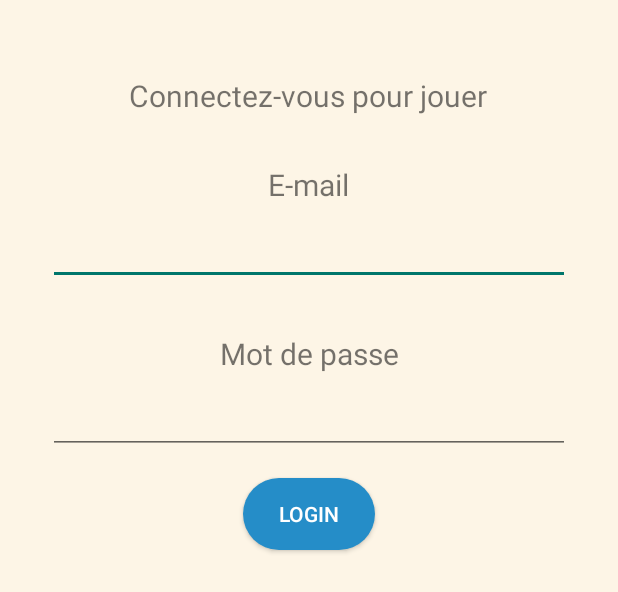
After one commit to stevenliatti/quiz, an Android app: the layout fragment_login.xml on its own in the app's theme, with its tools: preview values and no code run, on a phone screen of 412 x 824 dp. The commit adds this screen. Shown: the top 592 px of the screen. Run offline under Robolectric (Android 15) with nearby library versions, the phone set to English and light mode, and no system bars; network calls fail.

Commit message:
begin login android app #24

```diff
--- a/src/android/YourQuiz/app/src/main/java/hepia/ch/yourquiz/MainActivity.java
+++ b/src/android/YourQuiz/app/src/main/java/hepia/ch/yourquiz/MainActivity.java
@@ -14,7 +14,7 @@ import android.support.v7.widget.Toolbar;
 import android.view.Menu;
 import android.view.MenuItem;
 
-import hepia.ch.yourquiz.fragments.OtherFragment;
+import hepia.ch.yourquiz.fragments.LoginFragment;
 import hepia.ch.yourquiz.fragments.QuizListFragment;
 
 public class MainActivity extends AppCompatActivity
@@ -109,7 +109,7 @@ public class MainActivity extends AppCompatActivity
                     newFragment = new QuizListFragment();
                     break;
                 case R.id.nav_login:
-                    newFragment = new OtherFragment();
+                    newFragment = new LoginFragment();
                     break;
                 default:
                     return false;
--- /dev/null
+++ b/src/android/YourQuiz/app/src/main/java/hepia/ch/yourquiz/acount/Login.java
@@ -0,0 +1,5 @@
+package hepia.ch.yourquiz.acount;
+
+public class Login {
+
+}
--- /dev/null
+++ b/src/android/YourQuiz/app/src/main/java/hepia/ch/yourquiz/fragments/LoginFragment.java
@@ -0,0 +1,18 @@
+package hepia.ch.yourquiz.fragments;
+
+import android.app.Fragment;
+import android.os.Bundle;
+import android.support.annotation.Nullable;
+import android.view.LayoutInflater;
+import android.view.View;
+import android.view.ViewGroup;
+
+import hepia.ch.yourquiz.R;
+
+public class LoginFragment extends Fragment {
+    @Nullable
+    @Override
+    public View onCreateView(LayoutInflater inflater, @Nullable ViewGroup container, Bundle savedInstanceState) {
+        return inflater.inflate(R.layout.fragment_login, container, false);
+    }
+}
--- a/src/android/YourQuiz/app/src/main/java/hepia/ch/yourquiz/fragments/OtherFragment.java
+++ /dev/null
@@ -1,27 +0,0 @@
-package hepia.ch.yourquiz.fragments;
-
-import android.app.Fragment;
-import android.app.FragmentManager;
-import android.os.Bundle;
-import android.support.annotation.Nullable;
-import android.view.LayoutInflater;
-import android.view.View;
-import android.view.ViewGroup;
-
-import org.apmem.tools.layouts.FlowLayout;
-
-import hepia.ch.yourquiz.R;
-
-public class OtherFragment extends Fragment {
-    @Nullable
-    @Override
-    public View onCreateView(LayoutInflater inflater, @Nullable ViewGroup container, Bundle savedInstanceState) {
-//        return
-//        FlowLayout flowLayout = container.findViewById(R.id.myFlowLayout);
-        FragmentManager fragmentManager = getFragmentManager();
-        fragmentManager.beginTransaction()
-                .add(R.id.myFlowLayout, new QuizElementFragment())
-                .commit();
-        return inflater.inflate(R.layout.fragment_other, container, false);
-    }
-}
--- a/src/android/YourQuiz/app/src/main/res/drawable/button_participate_rounded_corners.xml
+++ b/src/android/YourQuiz/app/src/main/res/drawable/button_login_rounded.xml
@@ -3,14 +3,14 @@
     <item
         android:state_pressed="true">
         <shape android:shape="rectangle">
-            <solid android:color="#90ccc7"/>
+            <solid android:color="#7BBADD"/>
             <stroke android:color="#00ffffff"/>
             <corners android:radius="30dp" />
         </shape>
     </item>
     <item>
         <shape android:shape="rectangle">
-            <solid android:color="#f1f1f1"/>
+            <solid android:color="#258dc8"/>
             <stroke android:color="#00ffffff"/>
             <corners android:radius="30dp" />
         </shape>
--- a/src/android/YourQuiz/app/src/main/res/layout/dialog_quiz_finish.xml
+++ b/src/android/YourQuiz/app/src/main/res/layout/dialog_quiz_finish.xml
@@ -2,7 +2,6 @@
 <android.support.constraint.ConstraintLayout
     xmlns:android="http://schemas.android.com/apk/res/android"
     xmlns:app="http://schemas.android.com/apk/res-auto"
-    xmlns:tools="http://schemas.android.com/tools"
     android:layout_width="match_parent"
     android:layout_height="match_parent"
     android:background="#fff">
--- /dev/null
+++ b/src/android/YourQuiz/app/src/main/res/layout/fragment_login.xml
@@ -0,0 +1,90 @@
+<?xml version="1.0" encoding="utf-8"?>
+<FrameLayout
+    xmlns:android="http://schemas.android.com/apk/res/android"
+    xmlns:app="http://schemas.android.com/apk/res-auto"
+    xmlns:tools="http://schemas.android.com/tools"
+    android:layout_width="match_parent"
+    android:layout_height="match_parent">
+
+    <android.support.constraint.ConstraintLayout
+        android:layout_width="match_parent"
+        android:layout_height="match_parent">
+
+        <TextView
+            android:id="@+id/textView2"
+            android:layout_width="wrap_content"
+            android:layout_height="wrap_content"
+            android:layout_marginEnd="8dp"
+            android:layout_marginStart="8dp"
+            android:layout_marginTop="50dp"
+            android:text="Connectez-vous pour jouer"
+            android:textSize="@dimen/field_label"
+            app:layout_constraintEnd_toEndOf="parent"
+            app:layout_constraintHorizontal_bias="0.496"
+            app:layout_constraintStart_toStartOf="parent"
+            app:layout_constraintTop_toTopOf="parent" />
+
+        <TextView
+            android:id="@+id/textView4"
+            android:layout_width="wrap_content"
+            android:layout_height="wrap_content"
+            android:layout_marginEnd="8dp"
+            android:layout_marginStart="8dp"
+            android:layout_marginTop="32dp"
+            android:labelFor="@id/email_edit_text"
+            android:text="E-mail"
+            android:textSize="@dimen/field_label"
+            app:layout_constraintEnd_toEndOf="@+id/textView2"
+            app:layout_constraintStart_toStartOf="@+id/textView2"
+            app:layout_constraintTop_toBottomOf="@+id/textView2" />
+
+        <EditText
+            android:id="@+id/email_edit_text"
+            android:layout_width="0dp"
+            android:layout_height="wrap_content"
+            android:layout_marginEnd="32dp"
+            android:layout_marginStart="32dp"
+            android:layout_marginTop="8dp"
+            app:layout_constraintEnd_toEndOf="parent"
+            app:layout_constraintStart_toStartOf="parent"
+            app:layout_constraintTop_toBottomOf="@+id/textView4" />
+
+        <TextView
+            android:id="@+id/textView5"
+            android:layout_width="wrap_content"
+            android:layout_height="wrap_content"
+            android:layout_marginEnd="8dp"
+            android:layout_marginStart="8dp"
+            android:layout_marginTop="32dp"
+            android:labelFor="@id/password_edit_text"
+            android:text="Mot de passe"
+            android:textSize="@dimen/field_label"
+            app:layout_constraintEnd_toEndOf="@+id/email_edit_text"
+            app:layout_constraintStart_toStartOf="@+id/email_edit_text"
+            app:layout_constraintTop_toBottomOf="@+id/email_edit_text" />
+
+        <EditText
+            android:id="@+id/password_edit_text"
+            android:layout_width="0dp"
+            android:layout_height="wrap_content"
+            android:layout_marginTop="8dp"
+            app:layout_constraintEnd_toEndOf="@+id/email_edit_text"
+            app:layout_constraintStart_toStartOf="@+id/email_edit_text"
+            app:layout_constraintTop_toBottomOf="@+id/textView5" />
+
+        <Button
+            android:id="@+id/connect_button"
+            android:layout_width="wrap_content"
+            android:layout_height="wrap_content"
+            android:layout_marginEnd="8dp"
+            android:layout_marginStart="8dp"
+            android:layout_marginTop="16dp"
+            android:background="@drawable/button_login_rounded"
+            android:textColor="#fff"
+            android:text="Login"
+            app:layout_constraintEnd_toEndOf="@+id/password_edit_text"
+            app:layout_constraintStart_toStartOf="@+id/password_edit_text"
+            app:layout_constraintTop_toBottomOf="@+id/password_edit_text" />
+    </android.support.constraint.ConstraintLayout>
+
+</FrameLayout>
--- a/src/android/YourQuiz/app/src/main/res/layout/fragment_other.xml
+++ /dev/null
@@ -1,15 +0,0 @@
-<?xml version="1.0" encoding="utf-8"?>
-<FrameLayout
-    xmlns:android="http://schemas.android.com/apk/res/android" android:layout_width="match_parent"
-    android:layout_height="match_parent">
-    <TextView
-        android:layout_width="match_parent"
-        android:layout_height="match_parent"
-        android:text="hello"/>
-
-    <org.apmem.tools.layouts.FlowLayout
-        android:id="@+id/myFlowLayout"
-        android:layout_width="match_parent"
-        android:layout_height="match_parent" />
-
-</FrameLayout>
```
